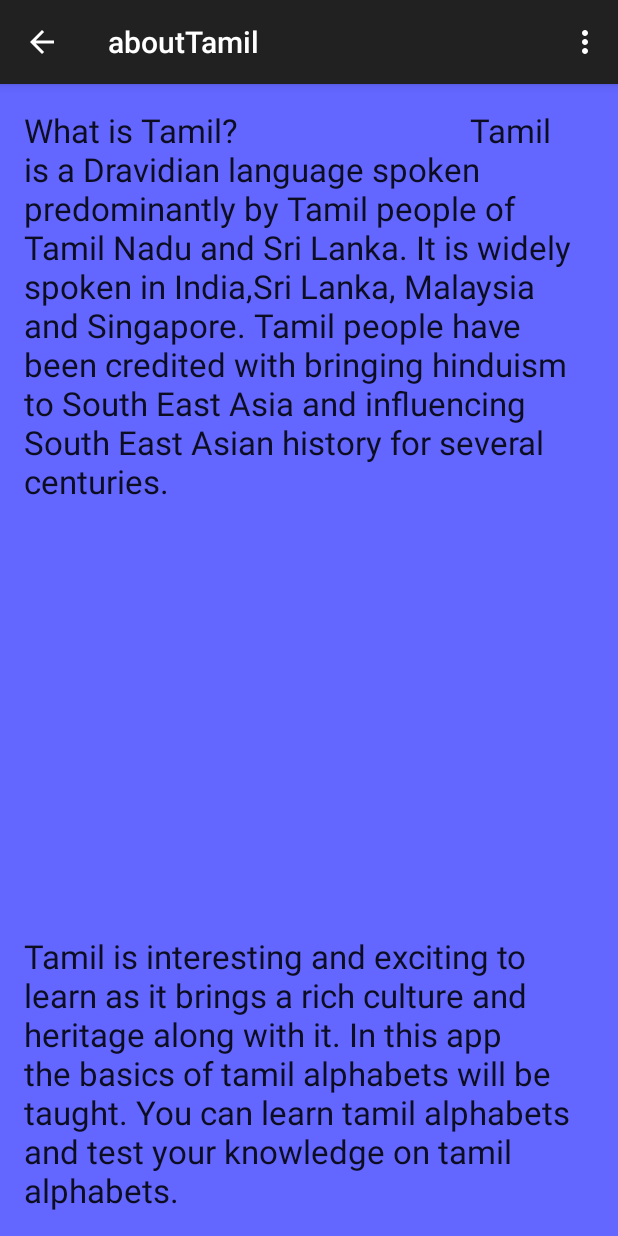
After one commit to sashirajc/TamilKalvi, an Android app: the aboutTamil screen opened directly, with no data from a screen before it, on a phone screen of 412 x 824 dp. The commit adds this screen. Run offline under Robolectric (Android 15) with nearby library versions, the phone set to English and light mode, and no system bars.

Commit message:
About page working

```diff
--- /dev/null
+++ b/app/src/main/java/com/example/sash/tamilkalvi/aboutTamil.java
@@ -0,0 +1,39 @@
+package com.example.sash.tamilkalvi;
+
+import android.support.v7.app.AppCompatActivity;
+import android.os.Bundle;
+import android.view.Menu;
+import android.view.MenuItem;
+import android.view.View;
+import android.widget.Button;
+
+public class aboutTamil extends AppCompatActivity {
+
+    @Override
+    protected void onCreate(Bundle savedInstanceState) {
+        super.onCreate(savedInstanceState);
+        setContentView(R.layout.activity_about_tamil);
+    }
+
+    @Override
+    public boolean onCreateOptionsMenu(Menu menu) {
+        // Inflate the menu; this adds items to the action bar if it is present.
+        getMenuInflater().inflate(R.menu.menu_about_tamil, menu);
+        return true;
+    }
+
+    @Override
+    public boolean onOptionsItemSelected(MenuItem item) {
+        // Handle action bar item clicks here. The action bar will
+        // automatically handle clicks on the Home/Up button, so long
+        // as you specify a parent activity in AndroidManifest.xml.
+        int id = item.getItemId();
+
+        //noinspection SimplifiableIfStatement
+        if (id == R.id.action_settings) {
+            return true;
+        }
+
+        return super.onOptionsItemSelected(item);
+    }
+}
--- /dev/null
+++ b/app/src/main/res/layout/activity_about_tamil.xml
@@ -0,0 +1,27 @@
+<RelativeLayout xmlns:android="http://schemas.android.com/apk/res/android"
+    xmlns:tools="http://schemas.android.com/tools" android:layout_width="match_parent"
+    android:layout_height="match_parent" android:paddingLeft="@dimen/activity_horizontal_margin"
+    android:paddingRight="@dimen/activity_horizontal_margin"
+    android:paddingTop="@dimen/activity_vertical_margin"
+    android:paddingBottom="@dimen/activity_vertical_margin"
+    android:background="#6366ff"
+    tools:context="com.example.sash.tamilkalvi.aboutTamil">
+
+    <TextView
+        android:layout_width="wrap_content"
+        android:layout_height="wrap_content"
+        android:textAppearance="?android:attr/textAppearanceLarge"
+        android:text="What is Tamil?                             Tamil is a Dravidian language spoken predominantly by Tamil people of Tamil Nadu and Sri Lanka. It is widely spoken in India,Sri Lanka, Malaysia and Singapore. Tamil people have been credited with bringing hinduism to South East Asia and influencing South East Asian history for several centuries."
+        android:id="@+id/textView"
+        android:layout_alignParentTop="true"
+        android:layout_alignParentStart="true" />
+
+    <TextView
+        android:layout_width="wrap_content"
+        android:layout_height="wrap_content"
+        android:textAppearance="?android:attr/textAppearanceLarge"
+        android:text="Tamil is interesting and exciting to learn as it brings a rich culture and heritage along with it. In this app the basics of tamil alphabets will be taught. You can learn tamil alphabets and test your knowledge on tamil alphabets."
+        android:id="@+id/textView1"
+        android:layout_alignParentBottom="true"
+        android:layout_alignParentStart="true" />
+</RelativeLayout>
--- a/app/src/main/res/layout/activity_main.xml
+++ b/app/src/main/res/layout/activity_main.xml
@@ -23,7 +23,8 @@
         android:id="@+id/learnbutton"
         android:layout_centerVertical="true"
         android:layout_alignParentStart="true"
-        android:clickable="true" />
+        android:clickable="true"
+        android:onClick="onClick1"/>
 
     <Button
         android:layout_width="wrap_content"
@@ -32,7 +33,8 @@
         android:id="@+id/whatbutton"
         android:layout_centerVertical="true"
         android:layout_alignParentEnd="true"
-        android:clickable="true" />
+        android:clickable="true"
+        android:onClick="onClick2"/>
 
     <Button
         android:layout_width="wrap_content"
--- /dev/null
+++ b/app/src/main/res/menu/menu_about_tamil.xml
@@ -0,0 +1,7 @@
+<menu xmlns:android="http://schemas.android.com/apk/res/android"
+    xmlns:app="http://schemas.android.com/apk/res-auto"
+    xmlns:tools="http://schemas.android.com/tools"
+    tools:context="com.example.sash.tamilkalvi.aboutTamil">
+    <item android:id="@+id/action_settings" android:title="@string/action_settings"
+        android:orderInCategory="100" app:showAsAction="never" />
+</menu>
--- a/app/src/main/res/values/strings.xml
+++ b/app/src/main/res/values/strings.xml
@@ -3,4 +3,5 @@
 
     <string name="hello_world">Hello world!</string>
     <string name="action_settings">Settings</string>
+    <string name="title_activity_about_tamil">aboutTamil</string>
 </resources>
```
Also changed, not shown: app/src/main/AndroidManifest.xml (+8 -0 lines).
